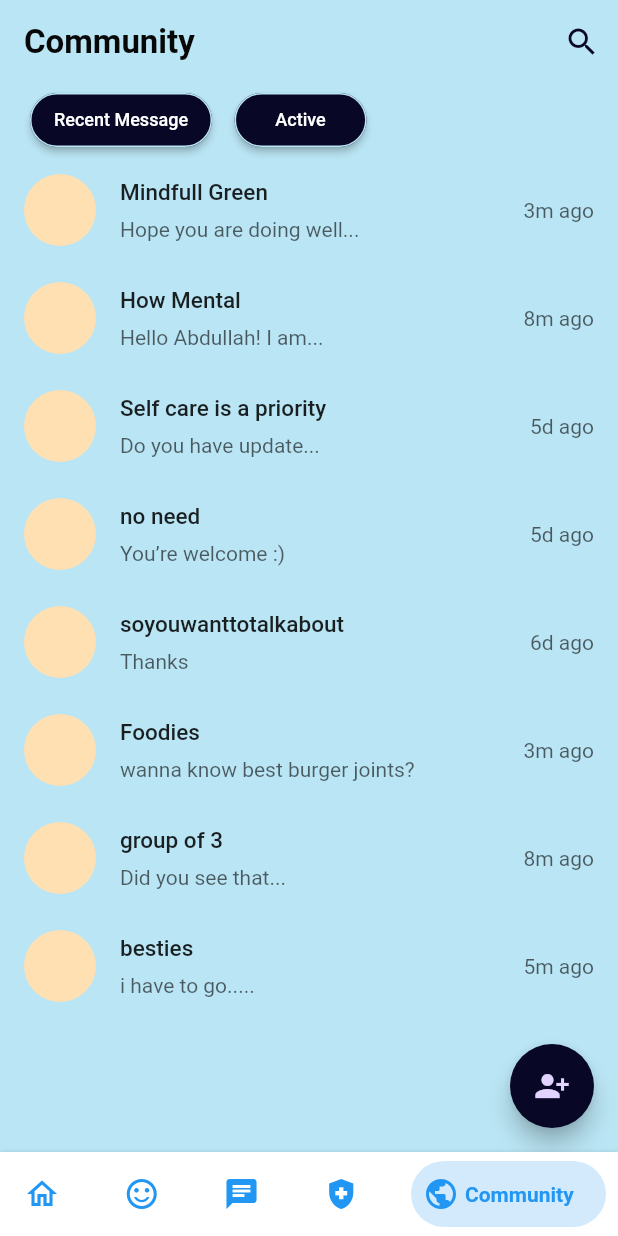
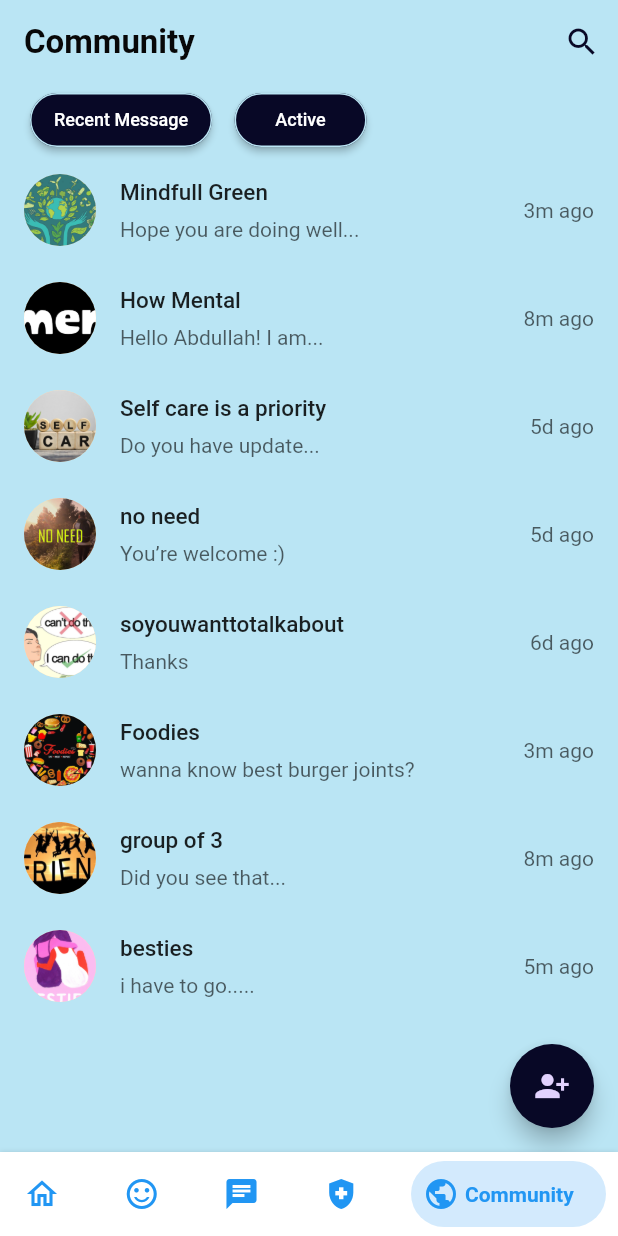
Before and after one commit to devout-coder/Ayuda, a Flutter app: the screen it shows after launch, swiped to page 5, on a phone screen of 412 x 824 dp. Run offline on Flutter 3.47's test engine with Material 2 defaults, Android fonts, the light colour scheme and no system bars; drawn by our look-alikes of bottom_navy_bar; our stand-ins replace animated_text_kit, flutter_tts, google_fonts, lottie; missing offline and left inert: flutter_phone_direct_caller; network calls fail.

Commit message:
uploaded imgs in chats sections and everywhere

```diff
--- a/lib/models/commmunitychat.dart
+++ b/lib/models/commmunitychat.dart
@@ -15,56 +15,56 @@ List chatsData = [
   Chat(
     name: "Mindfull Green",
     lastMessage: "Hope you are doing well...",
-    image: "assets/images/user.png",
+    image: "assets/mindfullGreen.png",
     time: "3m ago",
     isActive: false,
   ),
   Chat(
     name: "How Mental",
     lastMessage: "Hello Abdullah! I am...",
-    image: "assets/images/user_2.png",
+    image: "assets/howMental.png",
     time: "8m ago",
     isActive: true,
   ),
   Chat(
     name: "Self care is a priority",
     lastMessage: "Do you have update...",
-    image: "assets/images/user_3.png",
+    image: "assets/selfCare.png",
     time: "5d ago",
     isActive: false,
   ),
   Chat(
     name: "no need",
     lastMessage: "You’re welcome :)",
-    image: "assets/images/user_4.png",
+    image: "assets/noNeed.png",
     time: "5d ago",
     isActive: true,
   ),
   Chat(
     name: "soyouwanttotalkabout",
     lastMessage: "Thanks",
-    image: "assets/images/user_5.png",
+    image: "assets/talkAbout.png",
     time: "6d ago",
     isActive: false,
   ),
   Chat(
     name: "Foodies",
     lastMessage: "wanna know best burger joints?",
-    image: "assets/images/user.png",
+    image: "assets/foodies.png",
     time: "3m ago",
     isActive: false,
   ),
   Chat(
     name: "group of 3",
     lastMessage: "Did you see that...",
-    image: "assets/images/user_2.png",
+    image: "assets/friends.png",
     time: "8m ago",
     isActive: true,
   ),
   Chat(
     name: "besties",
     lastMessage: "i have to go.....",
-    image: "assets/images/user_3.png",
+    image: "assets/besties.png",
     time: "5m ago",
     isActive: false,
   ),
--- a/lib/models/components/chat_card.dart
+++ b/lib/models/components/chat_card.dart
@@ -19,9 +19,13 @@ class ChatCard extends StatelessWidget {
             const EdgeInsets.symmetric(horizontal: 16, vertical: 16 * 0.75),
         child: Row(
           children: [
-            const CircleAvatar(
-              radius: 24,
-              //backgroundImage: AssetImage(chat.image),
+            Stack(
+              children: [
+                CircleAvatar(
+                  radius: 24,
+                  backgroundImage: AssetImage(chat.image),
+                )
+              ],
             ),
             Expanded(
               child: Padding(
--- a/lib/navigationpages/screens/messages/components/messsage.dart
+++ b/lib/navigationpages/screens/messages/components/messsage.dart
@@ -37,7 +37,7 @@ class Message extends StatelessWidget {
           if (!message.isSender) ...[
             const CircleAvatar(
               radius: 12,
-              backgroundImage: AssetImage("assets/images/user_2.png"),
+              backgroundImage: AssetImage("assets/mindfullGreen.png"),
             ),
             const SizedBox(width: 5),
           ],
--- a/lib/navigationpages/screens/messages/components/video.dart
+++ b/lib/navigationpages/screens/messages/components/video.dart
@@ -14,7 +14,11 @@ class VideoMessage extends StatelessWidget {
           children: [
             ClipRRect(
               borderRadius: BorderRadius.circular(8),
-              child: Image.asset(""),
+              child: Image.asset(
+                "assets/scenery.png",
+                height: 250,
+                width: 250,
+              ),
             ),
             Container(
               height: 25,
--- a/lib/navigationpages/screens/messages/messages.dart
+++ b/lib/navigationpages/screens/messages/messages.dart
@@ -24,7 +24,7 @@ class MessagesScreen extends StatelessWidget {
             width: 4,
           ),
           const CircleAvatar(
-            backgroundImage: AssetImage(""),
+            backgroundImage: AssetImage("assets/mindfullGreen.png"),
           ),
           const SizedBox(width: 16 * 0.75),
           Column(
@@ -38,7 +38,7 @@ class MessagesScreen extends StatelessWidget {
                 children: [
                   const Text(
                     "no.of people active ",
-                    style: TextStyle(fontSize: 7),
+                    style: TextStyle(fontSize: 9),
                   ),
                   Container(
                     height: 14,
```
Also changed, not shown: assets/scenery.png (added), 3 other files.
